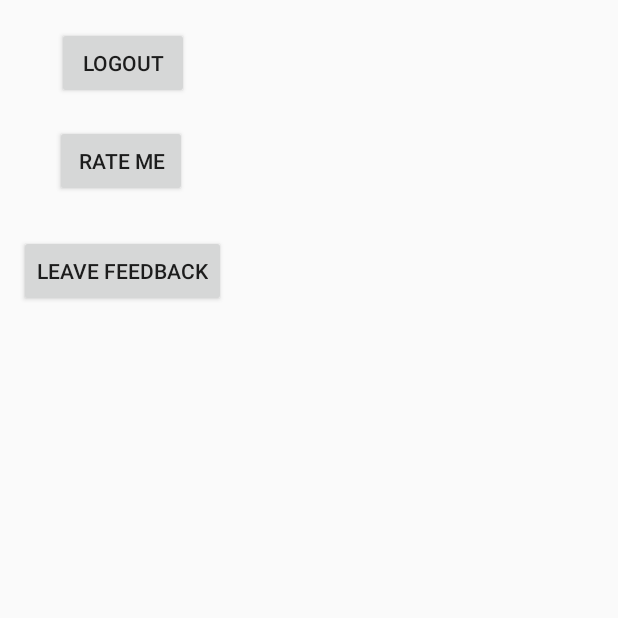
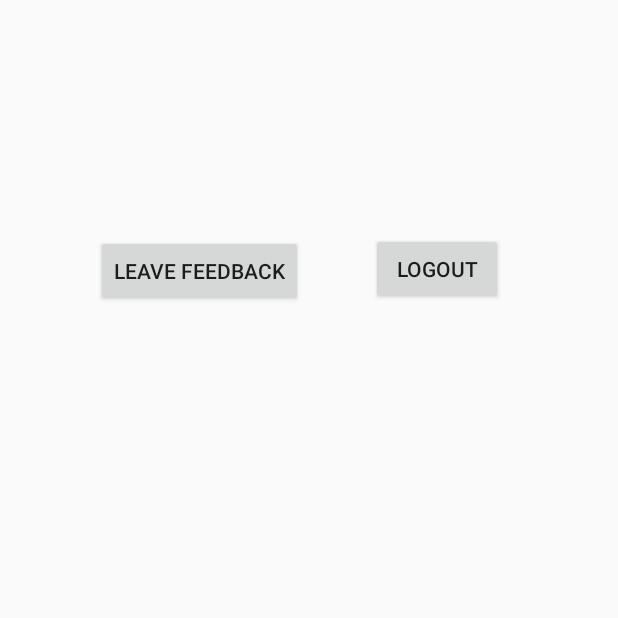
Before and after one commit to NiruniImesha/Bordima, an Android app: the HomeActivity screen opened directly, with no data from a screen before it, on a phone screen of 412 x 824 dp, the top half of it. Run offline under Robolectric (Android 15) with nearby library versions, the phone set to English and light mode, and no system bars; our stand-ins replace Firebase (no records; nobody signed in at launch, a user with empty details on screens opened directly).

Commit message:
Commit Feedback_recyclerview

```diff
--- a/app/build.gradle
+++ b/app/build.gradle
@@ -27,6 +27,9 @@ android {
         targetCompatibility JavaVersion.VERSION_1_8
     }
     namespace 'com.projectmad.bordima'
+    buildFeatures {
+        viewBinding true
+    }
 }
 
 dependencies {
--- a/app/src/main/AndroidManifest.xml
+++ b/app/src/main/AndroidManifest.xml
@@ -11,13 +11,13 @@
         android:supportsRtl="true"
         android:theme="@style/Theme.Bordima">
         <activity
+            android:name=".HomeActivity"
+            android:exported="false" />
+        <activity
             android:name=".Feedback_Layout"
             android:exported="false" />
         <activity
             android:name=".WriteReviewActivity"
-            android:exported="false" />
-        <activity
-            android:name=".HomeActivity"
             android:exported="false" />
         <activity
             android:name=".Register_activity"
--- a/app/src/main/java/com/projectmad/bordima/HomeActivity.java
+++ b/app/src/main/java/com/projectmad/bordima/HomeActivity.java
@@ -10,14 +10,9 @@ import android.content.Intent;
 import android.os.Bundle;
 import android.view.View;
 import android.widget.Button;
-import android.widget.Toast;
 
 import com.google.android.play.core.review.ReviewInfo;
 import com.google.android.play.core.review.ReviewManager;
-import com.google.android.play.core.review.ReviewManagerFactory;
-import com.google.android.play.core.tasks.OnCompleteListener;
-import com.google.android.play.core.tasks.OnSuccessListener;
-import com.google.android.play.core.tasks.Task;
 import com.google.firebase.database.ChildEventListener;
 import com.google.firebase.database.DataSnapshot;
 import com.google.firebase.database.DatabaseError;
@@ -26,7 +21,6 @@ import com.google.firebase.database.FirebaseDatabase;
 import com.projectmad.bordima.Model.Feedback;
 
 import java.util.ArrayList;
-
 
 public class HomeActivity extends AppCompatActivity {
 
@@ -38,20 +32,14 @@ public class HomeActivity extends AppCompatActivity {
     ArrayList<Feedback> FeedbackArrayList;
     //Feedback list
 
-    private Button logout_btn, review_btn,feedback;
-
-    private ReviewManager manager;
-    private ReviewInfo reviewInfo;
+    private Button logout_btn,feedback;
 
     @Override
     protected void onCreate(Bundle savedInstanceState) {
         super.onCreate(savedInstanceState);
         setContentView(R.layout.activity_home);
 
-        activeReviewInfo();
-
             logout_btn = (Button) findViewById(R.id.logout_btn);
-        review_btn = (Button) findViewById(R.id.rating);
             feedback = (Button) findViewById(R.id.feedback);
 
             recyclerView = findViewById(R.id.FeedbackList);
@@ -92,21 +80,6 @@ public class HomeActivity extends AppCompatActivity {
 
                 }
 
-
-
-
-        });
-
-
-
-
-
-
-        review_btn.setOnClickListener(new View.OnClickListener() {
-            @Override
-            public void onClick(View v) {
-                startReviewFlow();
-            }
             });
 
             logout_btn.setOnClickListener(new View.OnClickListener() {
@@ -126,36 +99,4 @@ public class HomeActivity extends AppCompatActivity {
             });
         }
 
-
-
-
-    void activeReviewInfo()
-    {
-        manager = ReviewManagerFactory.create(this);
-        Task<ReviewInfo> managerInfoTask = manager.requestReviewFlow();
-
-        managerInfoTask.addOnSuccessListener((task)->
-        {
-            if (managerInfoTask.isSuccessful())
-            {
-                reviewInfo = managerInfoTask.getResult();
 }
-            else
-            {
-                Toast.makeText(this, "Review failed to start", Toast.LENGTH_SHORT).show();
-            }
-        });
-    }
-
-    void startReviewFlow()
-    {
-        if (reviewInfo != null)
-        {
-            Task<Void> flow = manager.launchReviewFlow(this, reviewInfo);
-            flow.addOnSuccessListener(task->
-            {
-                Toast.makeText(this, "Rating is completed", Toast.LENGTH_SHORT).show();
-            });
-        }
-    }
-}
--- a/app/src/main/res/layout/activity_home.xml
+++ b/app/src/main/res/layout/activity_home.xml
@@ -7,51 +7,38 @@
     tools:context=".HomeActivity">
 
     <Button
+        android:id="@+id/feedback"
+        android:layout_width="wrap_content"
+        android:layout_height="wrap_content"
+        android:layout_marginStart="44dp"
+        android:text="Leave Feedback"
+        app:layout_constraintBottom_toTopOf="@+id/FeedbackList"
+        app:layout_constraintEnd_toStartOf="@+id/logout_btn"
+        app:layout_constraintHorizontal_bias="0.307"
+        app:layout_constraintStart_toStartOf="parent"
+        app:layout_constraintTop_toTopOf="parent"
+        app:layout_constraintVertical_bias="0.826" />
+
+    <androidx.recyclerview.widget.RecyclerView
+        android:id="@+id/FeedbackList"
+        android:layout_width="360dp"
+        android:layout_height="562dp"
+        app:layout_constraintBottom_toBottomOf="parent"
+        app:layout_constraintEnd_toEndOf="parent"
+        app:layout_constraintHorizontal_bias="0.49"
+        app:layout_constraintStart_toStartOf="parent"
+        app:layout_constraintTop_toTopOf="parent"
+        app:layout_constraintVertical_bias="0.905" />
+
+    <Button
         android:id="@+id/logout_btn"
         android:layout_width="wrap_content"
         android:layout_height="wrap_content"
-        android:text="LogOut"
-        app:layout_constraintBottom_toBottomOf="parent"
+        android:text="Logout"
+        app:layout_constraintBottom_toTopOf="@+id/FeedbackList"
         app:layout_constraintEnd_toEndOf="parent"
-        app:layout_constraintHorizontal_bias="0.117"
+        app:layout_constraintHorizontal_bias="0.764"
         app:layout_constraintStart_toStartOf="parent"
         app:layout_constraintTop_toTopOf="parent"
-        app:layout_constraintVertical_bias="0.023" />
-
-    <Button
-        android:id="@+id/feedback"
-        android:layout_width="wrap_content"
-        android:layout_height="wrap_content"
-        android:text="Leave feedback"
-        app:layout_constraintBottom_toBottomOf="parent"
-        app:layout_constraintEnd_toEndOf="parent"
-        app:layout_constraintHorizontal_bias="0.047"
-        app:layout_constraintStart_toStartOf="parent"
-        app:layout_constraintTop_toBottomOf="@+id/rating"
-        app:layout_constraintVertical_bias="0.039" />
-
-    <Button
-        android:id="@+id/rating"
-        android:layout_width="wrap_content"
-        android:layout_height="wrap_content"
-        android:text="Rate Me"
-        app:layout_constraintBottom_toBottomOf="parent"
-        app:layout_constraintEnd_toEndOf="parent"
-        app:layout_constraintHorizontal_bias="0.114"
-        app:layout_constraintStart_toStartOf="parent"
-        app:layout_constraintTop_toBottomOf="@+id/logout_btn"
-        app:layout_constraintVertical_bias="0.024" />
-
-    <androidx.recyclerview.widget.RecyclerView
-        android:id="@+id/FeedbackList"
-        android:layout_width="369dp"
-        android:layout_height="450dp"
-        android:layout_marginStart="1dp"
-        app:layout_constraintBottom_toBottomOf="parent"
-        app:layout_constraintEnd_toEndOf="parent"
-        app:layout_constraintHorizontal_bias="0.375"
-        app:layout_constraintStart_toStartOf="parent"
-        app:layout_constraintTop_toBottomOf="@+id/feedback"
-        app:layout_constraintVertical_bias="0.152" />
-
+        app:layout_constraintVertical_bias="0.82" />
 </androidx.constraintlayout.widget.ConstraintLayout>
```
Also changed, not shown: app/src/main/res/drawable/ic_menu_camera.xml (added, +12 -0 lines), app/src/main/res/drawable/ic_menu_gallery.xml (added, +9 -0 lines), app/src/main/res/drawable/ic_menu_slideshow.xml (added, +9 -0 lines), app/src/main/res/drawable/side_nav_bar.xml (added, +9 -0 lines), app/src/main/res/values/strings.xml (+11 -0 lines), app/src/main/res/values/themes.xml (+9 -0 lines), app/src/main/res/drawable/profile.png (added). Lines whose indentation alone changed are shown as unchanged.
